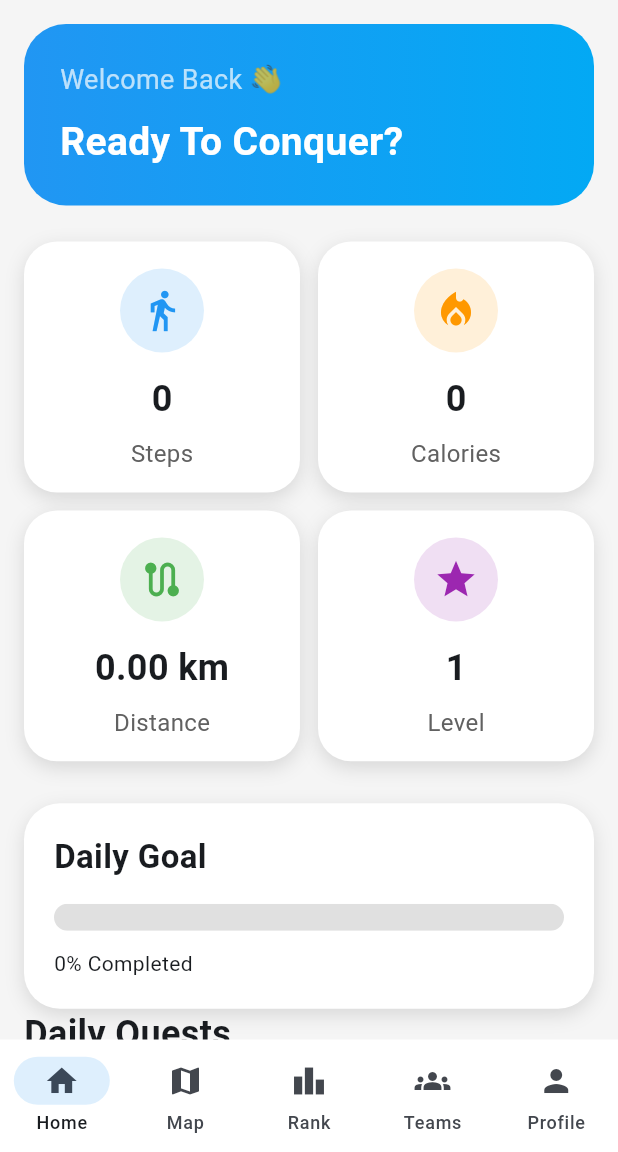
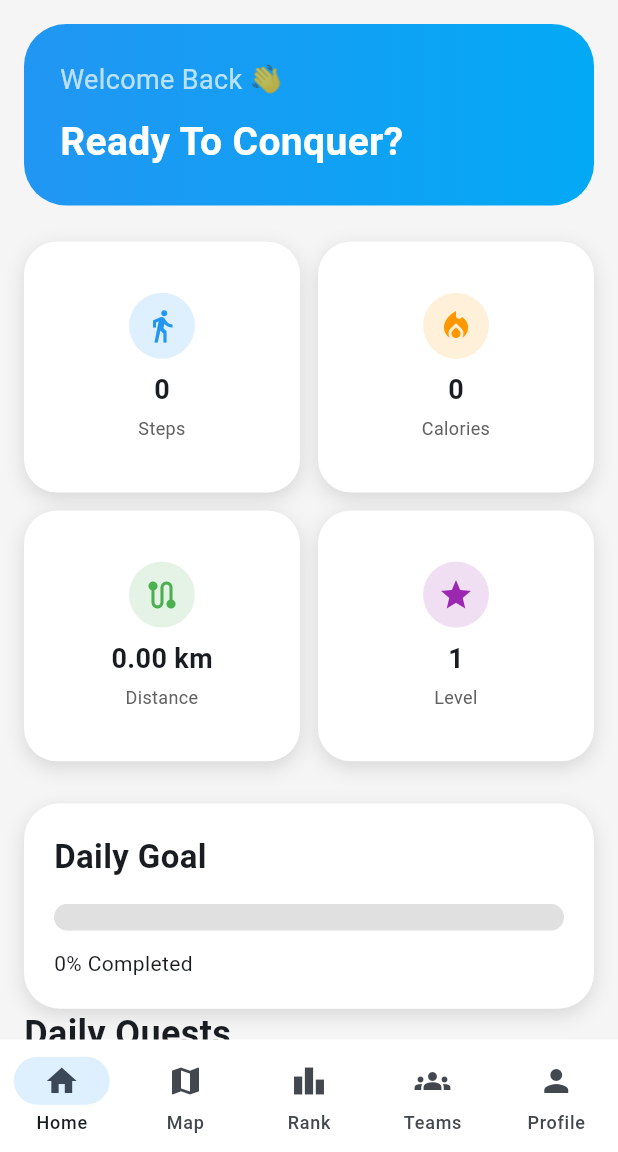
Before and after one commit to mittal987-alt/fitquest, a Flutter app: the screen it shows once a user with an empty profile is signed in, on a phone screen of 412 x 824 dp, the part 84-1236 px from its top. Run offline on Flutter 3.47's test engine with Material 3 defaults, Android fonts, the phone set to English and light mode, and no system bars; our stand-ins replace cloud_firestore, confetti, firebase_auth, firebase_core, firebase_messaging, flutter_local_notifications and 5 more; accounts and stored records are empty; generated files the repository leaves out were written again.

Commit message:
solve new error

```diff
--- a/lib/main.dart
+++ b/lib/main.dart
@@ -2,6 +2,7 @@ import 'package:flutter/material.dart';
 import 'package:firebase_core/firebase_core.dart';
 import 'package:firebase_auth/firebase_auth.dart';
 import 'package:provider/provider.dart';
+import 'firebase_options.dart';
 import 'services/firebase_service.dart';
 import 'services/notification_service.dart';
 import 'screens/login_screen.dart';
@@ -9,7 +10,9 @@ import 'screens/main_navigation.dart';
 
 void main() async {
   WidgetsFlutterBinding.ensureInitialized();
-  await Firebase.initializeApp();
+  await Firebase.initializeApp(
+    options: DefaultFirebaseOptions.currentPlatform,
+  );
 
   final notificationService = NotificationService();
   await notificationService.initialize();
--- a/lib/widgets/stat_card.dart
+++ b/lib/widgets/stat_card.dart
@@ -1,114 +1,77 @@
 import 'package:flutter/material.dart';
 
 class StatCard extends StatelessWidget {
-
   final String title;
-
   final String value;
-
   final IconData icon;
-
   final Color color;
 
   const StatCard({
-
     super.key,
-
     required this.title,
-
     required this.value,
-
     required this.icon,
-
     required this.color,
   });
 
   @override
   Widget build(BuildContext context) {
-
     return Container(
-
-      padding:
-      const EdgeInsets.all(18),
-
+      padding: const EdgeInsets.all(12),
       decoration: BoxDecoration(
-
         color: Colors.white,
-
-        borderRadius:
-        BorderRadius.circular(22),
-
-        boxShadow: [
-
+        borderRadius: BorderRadius.circular(22),
+        boxShadow: const [
           BoxShadow(
-
-            color:
-            Colors.black12,
-
+            color: Colors.black12,
             blurRadius: 10,
-
-            offset:
-            const Offset(0, 4),
+            offset: Offset(0, 4),
           ),
         ],
       ),
-
+      child: FittedBox(
+        fit: BoxFit.scaleDown,
         child: Column(
-
-        mainAxisAlignment:
-        MainAxisAlignment.center,
-
+          mainAxisAlignment: MainAxisAlignment.center,
           children: [
-
             CircleAvatar(
-
-            radius: 28,
-
-            backgroundColor:
-            color.withValues(
-                alpha: 0.15),
-
+              radius: 22,
+              backgroundColor: color.withValues(alpha: 0.15),
               child: Icon(
-
                 icon,
-
-              size: 30,
-
+                size: 24,
                 color: color,
-            ),
-          ),
-
-          const SizedBox(height: 14),
-
-          Text(
-
-            value,
-
-            style: const TextStyle(
-
-              fontSize: 24,
-
-              fontWeight:
-              FontWeight.bold,
               ),
             ),
 
             const SizedBox(height: 8),
 
             Text(
+              value,
+              style: const TextStyle(
+                fontSize: 18,
+                fontWeight: FontWeight.bold,
+              ),
+            ),
 
+            const SizedBox(height: 4),
+
+            SizedBox(
+              width: 100,
+              child: Text(
                 title,
-
+                textAlign: TextAlign.center,
+                maxLines: 2,
+                overflow: TextOverflow.ellipsis,
                 style: TextStyle(
-
-              color:
-              Colors.grey.shade700,
-
-              fontSize: 16,
+                  color: Colors.grey.shade700,
+                  fontSize: 12,
+                ),
               ),
             ),
           ],
         ),
+      ),
     );
   }
 }
```
Also changed, not shown: lib/services/territory_service.dart (+27 -29 lines). Lines whose indentation alone changed are shown as unchanged.
